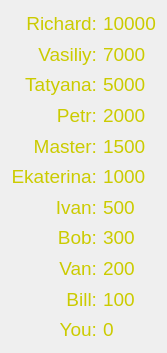
The window that src/view/recordtable.ui (MikhailKundin/Tetris) describes before a commit, drawn with Qt 5.
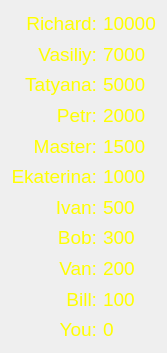
The same window after the commit.

```diff
--- a/src/view/recordtable.ui
+++ b/src/view/recordtable.ui
@@ -22,8 +22,8 @@
         <colorrole role="WindowText">
          <brush brushstyle="SolidPattern">
           <color alpha="255">
-           <red>203</red>
-           <green>203</green>
+           <red>255</red>
+           <green>255</green>
            <blue>0</blue>
           </color>
          </brush>
@@ -51,8 +51,8 @@
         <colorrole role="WindowText">
          <brush brushstyle="SolidPattern">
           <color alpha="255">
-           <red>203</red>
-           <green>203</green>
+           <red>255</red>
+           <green>255</green>
            <blue>0</blue>
           </color>
          </brush>
@@ -128,8 +128,8 @@
         <colorrole role="WindowText">
          <brush brushstyle="SolidPattern">
           <color alpha="255">
-           <red>203</red>
-           <green>203</green>
+           <red>255</red>
+           <green>255</green>
            <blue>0</blue>
           </color>
          </brush>
@@ -157,8 +157,8 @@
         <colorrole role="WindowText">
          <brush brushstyle="SolidPattern">
           <color alpha="255">
-           <red>203</red>
-           <green>203</green>
+           <red>255</red>
+           <green>255</green>
            <blue>0</blue>
           </color>
          </brush>
@@ -231,8 +231,8 @@
         <colorrole role="WindowText">
          <brush brushstyle="SolidPattern">
           <color alpha="255">
-           <red>203</red>
-           <green>203</green>
+           <red>255</red>
+           <green>255</green>
            <blue>0</blue>
           </color>
          </brush>
@@ -260,8 +260,8 @@
         <colorrole role="WindowText">
          <brush brushstyle="SolidPattern">
           <color alpha="255">
-           <red>203</red>
-           <green>203</green>
+           <red>255</red>
+           <green>255</green>
            <blue>0</blue>
           </color>
          </brush>
@@ -337,8 +337,8 @@
         <colorrole role="WindowText">
          <brush brushstyle="SolidPattern">
           <color alpha="255">
-           <red>203</red>
-           <green>203</green>
+           <red>255</red>
+           <green>255</green>
            <blue>0</blue>
           </color>
          </brush>
@@ -366,8 +366,8 @@
         <colorrole role="WindowText">
          <brush brushstyle="SolidPattern">
           <color alpha="255">
-           <red>203</red>
-           <green>203</green>
+           <red>255</red>
+           <green>255</green>
            <blue>0</blue>
           </color>
          </brush>
@@ -440,8 +440,8 @@
         <colorrole role="WindowText">
          <brush brushstyle="SolidPattern">
           <color alpha="255">
-           <red>203</red>
-           <green>203</green>
+           <red>255</red>
+           <green>255</green>
            <blue>0</blue>
           </color>
          </brush>
@@ -469,8 +469,8 @@
         <colorrole role="WindowText">
          <brush brushstyle="SolidPattern">
           <color alpha="255">
-           <red>203</red>
-           <green>203</green>
+           <red>255</red>
+           <green>255</green>
            <blue>0</blue>
           </color>
          </brush>
@@ -546,8 +546,8 @@
         <colorrole role="WindowText">
          <brush brushstyle="SolidPattern">
           <color alpha="255">
-           <red>203</red>
-           <green>203</green>
+           <red>255</red>
+           <green>255</green>
            <blue>0</blue>
           </color>
          </brush>
@@ -575,8 +575,8 @@
         <colorrole role="WindowText">
          <brush brushstyle="SolidPattern">
           <color alpha="255">
-           <red>203</red>
-           <green>203</green>
+           <red>255</red>
+           <green>255</green>
            <blue>0</blue>
           </color>
          </brush>
@@ -649,8 +649,8 @@
         <colorrole role="WindowText">
          <brush brushstyle="SolidPattern">
           <color alpha="255">
-           <red>203</red>
-           <green>203</green>
+           <red>255</red>
+           <green>255</green>
            <blue>0</blue>
           </color>
          </brush>
@@ -678,8 +678,8 @@
         <colorrole role="WindowText">
          <brush brushstyle="SolidPattern">
           <color alpha="255">
-           <red>203</red>
-           <green>203</green>
+           <red>255</red>
+           <green>255</green>
            <blue>0</blue>
           </color>
          </brush>
@@ -755,8 +755,8 @@
         <colorrole role="WindowText">
          <brush brushstyle="SolidPattern">
           <color alpha="255">
-           <red>203</red>
-           <green>203</green>
+           <red>255</red>
+           <green>255</green>
            <blue>0</blue>
           </color>
          </brush>
@@ -784,8 +784,8 @@
         <colorrole role="WindowText">
          <brush brushstyle="SolidPattern">
           <color alpha="255">
-           <red>203</red>
-           <green>203</green>
+           <red>255</red>
+           <green>255</green>
            <blue>0</blue>
           </color>
          </brush>
@@ -858,8 +858,8 @@
         <colorrole role="WindowText">
          <brush brushstyle="SolidPattern">
           <color alpha="255">
-           <red>203</red>
-           <green>203</green>
+           <red>255</red>
+           <green>255</green>
            <blue>0</blue>
           </color>
          </brush>
@@ -887,8 +887,8 @@
         <colorrole role="WindowText">
          <brush brushstyle="SolidPattern">
           <color alpha="255">
-           <red>203</red>
-           <green>203</green>
+           <red>255</red>
+           <green>255</green>
            <blue>0</blue>
           </color>
          </brush>
@@ -964,8 +964,8 @@
         <colorrole role="WindowText">
          <brush brushstyle="SolidPattern">
           <color alpha="255">
-           <red>203</red>
-           <green>203</green>
+           <red>255</red>
+           <green>255</green>
            <blue>0</blue>
           </color>
          </brush>
@@ -993,8 +993,8 @@
         <colorrole role="WindowText">
          <brush brushstyle="SolidPattern">
           <color alpha="255">
-           <red>203</red>
-           <green>203</green>
+           <red>255</red>
+           <green>255</green>
            <blue>0</blue>
           </color>
          </brush>
@@ -1067,8 +1067,8 @@
         <colorrole role="WindowText">
          <brush brushstyle="SolidPattern">
           <color alpha="255">
-           <red>203</red>
-           <green>203</green>
+           <red>255</red>
+           <green>255</green>
            <blue>0</blue>
           </color>
          </brush>
@@ -1096,8 +1096,8 @@
         <colorrole role="WindowText">
          <brush brushstyle="SolidPattern">
           <color alpha="255">
-           <red>203</red>
-           <green>203</green>
+           <red>255</red>
+           <green>255</green>
            <blue>0</blue>
           </color>
          </brush>
@@ -1173,8 +1173,8 @@
         <colorrole role="WindowText">
          <brush brushstyle="SolidPattern">
           <color alpha="255">
-           <red>203</red>
-           <green>203</green>
+           <red>255</red>
+           <green>255</green>
            <blue>0</blue>
           </color>
          </brush>
@@ -1202,8 +1202,8 @@
         <colorrole role="WindowText">
          <brush brushstyle="SolidPattern">
           <color alpha="255">
-           <red>203</red>
-           <green>203</green>
+           <red>255</red>
+           <green>255</green>
            <blue>0</blue>
           </color>
          </brush>
@@ -1276,8 +1276,8 @@
         <colorrole role="WindowText">
          <brush brushstyle="SolidPattern">
           <color alpha="255">
-           <red>203</red>
-           <green>203</green>
+           <red>255</red>
+           <green>255</green>
            <blue>0</blue>
           </color>
          </brush>
@@ -1305,8 +1305,8 @@
         <colorrole role="WindowText">
          <brush brushstyle="SolidPattern">
           <color alpha="255">
-           <red>203</red>
-           <green>203</green>
+           <red>255</red>
+           <green>255</green>
            <blue>0</blue>
           </color>
          </brush>
@@ -1382,8 +1382,8 @@
         <colorrole role="WindowText">
          <brush brushstyle="SolidPattern">
           <color alpha="255">
-           <red>203</red>
-           <green>203</green>
+           <red>255</red>
+           <green>255</green>
            <blue>0</blue>
           </color>
          </brush>
@@ -1411,8 +1411,8 @@
         <colorrole role="WindowText">
          <brush brushstyle="SolidPattern">
           <color alpha="255">
-           <red>203</red>
-           <green>203</green>
+           <red>255</red>
+           <green>255</green>
            <blue>0</blue>
           </color>
          </brush>
@@ -1485,8 +1485,8 @@
         <colorrole role="WindowText">
          <brush brushstyle="SolidPattern">
           <color alpha="255">
-           <red>203</red>
-           <green>203</green>
+           <red>255</red>
+           <green>255</green>
            <blue>0</blue>
           </color>
          </brush>
@@ -1514,8 +1514,8 @@
         <colorrole role="WindowText">
          <brush brushstyle="SolidPattern">
           <color alpha="255">
-           <red>203</red>
-           <green>203</green>
+           <red>255</red>
+           <green>255</green>
            <blue>0</blue>
           </color>
          </brush>
@@ -1591,8 +1591,8 @@
         <colorrole role="WindowText">
          <brush brushstyle="SolidPattern">
           <color alpha="255">
-           <red>203</red>
-           <green>203</green>
+           <red>255</red>
+           <green>255</green>
            <blue>0</blue>
           </color>
          </brush>
@@ -1620,8 +1620,8 @@
         <colorrole role="WindowText">
          <brush brushstyle="SolidPattern">
           <color alpha="255">
-           <red>203</red>
-           <green>203</green>
+           <red>255</red>
+           <green>255</green>
            <blue>0</blue>
           </color>
          </brush>
@@ -1694,8 +1694,8 @@
         <colorrole role="WindowText">
          <brush brushstyle="SolidPattern">
           <color alpha="255">
-           <red>203</red>
-           <green>203</green>
+           <red>255</red>
+           <green>255</green>
            <blue>0</blue>
           </color>
          </brush>
@@ -1723,8 +1723,8 @@
         <colorrole role="WindowText">
          <brush brushstyle="SolidPattern">
           <color alpha="255">
-           <red>203</red>
-           <green>203</green>
+           <red>255</red>
+           <green>255</green>
            <blue>0</blue>
           </color>
          </brush>
@@ -1800,8 +1800,8 @@
         <colorrole role="WindowText">
          <brush brushstyle="SolidPattern">
           <color alpha="255">
-           <red>203</red>
-           <green>203</green>
+           <red>255</red>
+           <green>255</green>
            <blue>0</blue>
           </color>
          </brush>
@@ -1829,8 +1829,8 @@
         <colorrole role="WindowText">
          <brush brushstyle="SolidPattern">
           <color alpha="255">
-           <red>203</red>
-           <green>203</green>
+           <red>255</red>
+           <green>255</green>
            <blue>0</blue>
           </color>
          </brush>
@@ -1903,8 +1903,8 @@
         <colorrole role="WindowText">
          <brush brushstyle="SolidPattern">
           <color alpha="255">
-           <red>203</red>
-           <green>203</green>
+           <red>255</red>
+           <green>255</green>
            <blue>0</blue>
           </color>
          </brush>
@@ -1932,8 +1932,8 @@
         <colorrole role="WindowText">
          <brush brushstyle="SolidPattern">
           <color alpha="255">
-           <red>203</red>
-           <green>203</green>
+           <red>255</red>
+           <green>255</green>
            <blue>0</blue>
           </color>
          </brush>
@@ -2009,8 +2009,8 @@
         <colorrole role="WindowText">
          <brush brushstyle="SolidPattern">
           <color alpha="255">
-           <red>203</red>
-           <green>203</green>
+           <red>255</red>
+           <green>255</green>
            <blue>0</blue>
           </color>
          </brush>
@@ -2038,8 +2038,8 @@
         <colorrole role="WindowText">
          <brush brushstyle="SolidPattern">
           <color alpha="255">
-           <red>203</red>
-           <green>203</green>
+           <red>255</red>
+           <green>255</green>
            <blue>0</blue>
           </color>
          </brush>
@@ -2112,8 +2112,8 @@
         <colorrole role="WindowText">
          <brush brushstyle="SolidPattern">
           <color alpha="255">
-           <red>203</red>
-           <green>203</green>
+           <red>255</red>
+           <green>255</green>
            <blue>0</blue>
           </color>
          </brush>
@@ -2141,8 +2141,8 @@
         <colorrole role="WindowText">
          <brush brushstyle="SolidPattern">
           <color alpha="255">
-           <red>203</red>
-           <green>203</green>
+           <red>255</red>
+           <green>255</green>
            <blue>0</blue>
           </color>
          </brush>
@@ -2218,8 +2218,8 @@
         <colorrole role="WindowText">
          <brush brushstyle="SolidPattern">
           <color alpha="255">
-           <red>203</red>
-           <green>203</green>
+           <red>255</red>
+           <green>255</green>
            <blue>0</blue>
           </color>
          </brush>
@@ -2247,8 +2247,8 @@
         <colorrole role="WindowText">
          <brush brushstyle="SolidPattern">
           <color alpha="255">
-           <red>203</red>
-           <green>203</green>
+           <red>255</red>
+           <green>255</green>
            <blue>0</blue>
           </color>
          </brush>
```
